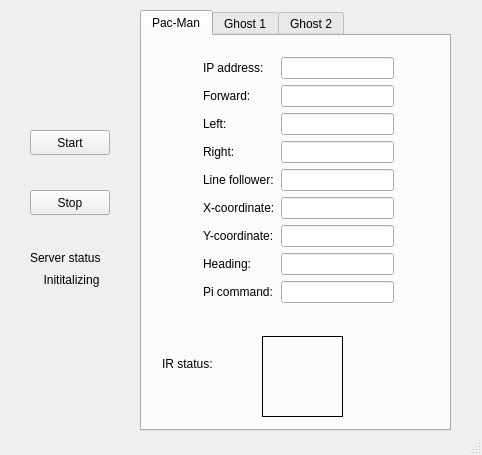
Qt form qtfiles/MainWindow.ui (epenn28/embeddedserver) before a commit.
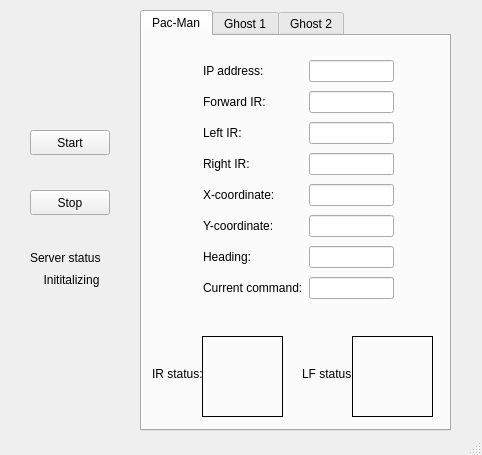
The same form after that commit.

Commit message: Added LF visual display

```diff
--- a/qtfiles/MainWindow.ui
+++ b/qtfiles/MainWindow.ui
@@ -40,6 +40,13 @@
        </rect>
       </property>
       <layout class="QGridLayout" name="pacmanLayout">
+       <item row="4" column="1">
+        <widget class="QLineEdit" name="xValue">
+         <property name="readOnly">
+          <bool>true</bool>
+         </property>
+        </widget>
+       </item>
        <item row="0" column="0">
         <widget class="QLabel" name="ipLabel">
          <property name="text">
@@ -57,7 +64,7 @@
        <item row="1" column="0">
         <widget class="QLabel" name="forwardLabel">
          <property name="text">
-          <string>&lt;html&gt;&lt;head/&gt;&lt;body&gt;&lt;p&gt;Forward:&lt;/p&gt;&lt;/body&gt;&lt;/html&gt;</string>
+          <string>&lt;html&gt;&lt;head/&gt;&lt;body&gt;&lt;p&gt;Forward IR:&lt;/p&gt;&lt;/body&gt;&lt;/html&gt;</string>
          </property>
         </widget>
        </item>
@@ -71,7 +78,7 @@
        <item row="2" column="0">
         <widget class="QLabel" name="leftLabel">
          <property name="text">
-          <string>&lt;html&gt;&lt;head/&gt;&lt;body&gt;&lt;p&gt;Left:&lt;/p&gt;&lt;/body&gt;&lt;/html&gt;</string>
+          <string>&lt;html&gt;&lt;head/&gt;&lt;body&gt;&lt;p&gt;Left IR:&lt;/p&gt;&lt;/body&gt;&lt;/html&gt;</string>
          </property>
         </widget>
        </item>
@@ -85,7 +92,7 @@
        <item row="3" column="0">
         <widget class="QLabel" name="rightLabel">
          <property name="text">
-          <string>&lt;html&gt;&lt;head/&gt;&lt;body&gt;&lt;p&gt;Right:&lt;/p&gt;&lt;/body&gt;&lt;/html&gt;</string>
+          <string>&lt;html&gt;&lt;head/&gt;&lt;body&gt;&lt;p&gt;Right IR:&lt;/p&gt;&lt;/body&gt;&lt;/html&gt;</string>
          </property>
         </widget>
        </item>
@@ -97,70 +104,49 @@
         </widget>
        </item>
        <item row="4" column="0">
-        <widget class="QLabel" name="lineLabel">
-         <property name="text">
-          <string>&lt;html&gt;&lt;head/&gt;&lt;body&gt;&lt;p&gt;Line follower:&lt;/p&gt;&lt;/body&gt;&lt;/html&gt;</string>
-         </property>
-        </widget>
-       </item>
-       <item row="4" column="1">
-        <widget class="QLineEdit" name="lineValue">
-         <property name="readOnly">
-          <bool>true</bool>
-         </property>
-        </widget>
-       </item>
-       <item row="5" column="0">
         <widget class="QLabel" name="xLabel">
          <property name="text">
           <string>&lt;html&gt;&lt;head/&gt;&lt;body&gt;&lt;p&gt;X-coordinate:&lt;/p&gt;&lt;/body&gt;&lt;/html&gt;</string>
          </property>
         </widget>
        </item>
-       <item row="5" column="1">
-        <widget class="QLineEdit" name="xValue">
-         <property name="readOnly">
-          <bool>true</bool>
-         </property>
-        </widget>
-       </item>
-       <item row="6" column="0">
+       <item row="5" column="0">
         <widget class="QLabel" name="yLabel">
          <property name="text">
           <string>&lt;html&gt;&lt;head/&gt;&lt;body&gt;&lt;p&gt;Y-coordinate:&lt;/p&gt;&lt;/body&gt;&lt;/html&gt;</string>
          </property>
         </widget>
        </item>
-       <item row="6" column="1">
+       <item row="5" column="1">
         <widget class="QLineEdit" name="yValue">
          <property name="readOnly">
           <bool>true</bool>
          </property>
         </widget>
        </item>
-       <item row="7" column="0">
+       <item row="6" column="0">
         <widget class="QLabel" name="headingLabel">
          <property name="text">
           <string>&lt;html&gt;&lt;head/&gt;&lt;body&gt;&lt;p&gt;Heading:&lt;/p&gt;&lt;/body&gt;&lt;/html&gt;</string>
          </property>
         </widget>
        </item>
-       <item row="7" column="1">
+       <item row="6" column="1">
         <widget class="QLineEdit" name="headingValue">
          <property name="readOnly">
           <bool>true</bool>
          </property>
         </widget>
        </item>
-       <item row="8" column="0">
-        <widget class="QLabel" name="piLabel">
+       <item row="7" column="0">
+        <widget class="QLabel" name="commandLabel">
          <property name="text">
-          <string>&lt;html&gt;&lt;head/&gt;&lt;body&gt;&lt;p&gt;Pi command:&lt;/p&gt;&lt;/body&gt;&lt;/html&gt;</string>
+          <string>&lt;html&gt;&lt;head/&gt;&lt;body&gt;&lt;p&gt;Current command:&lt;/p&gt;&lt;/body&gt;&lt;/html&gt;</string>
          </property>
         </widget>
        </item>
-       <item row="8" column="1">
-        <widget class="QLineEdit" name="piValue">
+       <item row="7" column="1">
+        <widget class="QLineEdit" name="commandValue">
          <property name="readOnly">
           <bool>true</bool>
          </property>
@@ -171,8 +157,8 @@
      <widget class="QLabel" name="irStatusLabel">
       <property name="geometry">
        <rect>
-        <x>20</x>
-        <y>320</y>
+        <x>10</x>
+        <y>330</y>
         <width>51</width>
         <height>16</height>
        </rect>
@@ -184,7 +170,36 @@
      <widget class="QLabel" name="irStatusImage">
       <property name="geometry">
        <rect>
-        <x>120</x>
+        <x>60</x>
+        <y>300</y>
+        <width>81</width>
+        <height>81</height>
+       </rect>
+      </property>
+      <property name="frameShape">
+       <enum>QFrame::Box</enum>
+      </property>
+      <property name="text">
+       <string/>
+      </property>
+     </widget>
+     <widget class="QLabel" name="lfStatusLabel">
+      <property name="geometry">
+       <rect>
+        <x>160</x>
+        <y>330</y>
+        <width>51</width>
+        <height>16</height>
+       </rect>
+      </property>
+      <property name="text">
+       <string>LF status:</string>
+      </property>
+     </widget>
+     <widget class="QLabel" name="lfStatusImage">
+      <property name="geometry">
+       <rect>
+        <x>210</x>
         <y>300</y>
         <width>81</width>
         <height>81</height>
```
Left out of the diff: 159 changed lines with no effect on the pictures. The commit also changes 2 other files.
